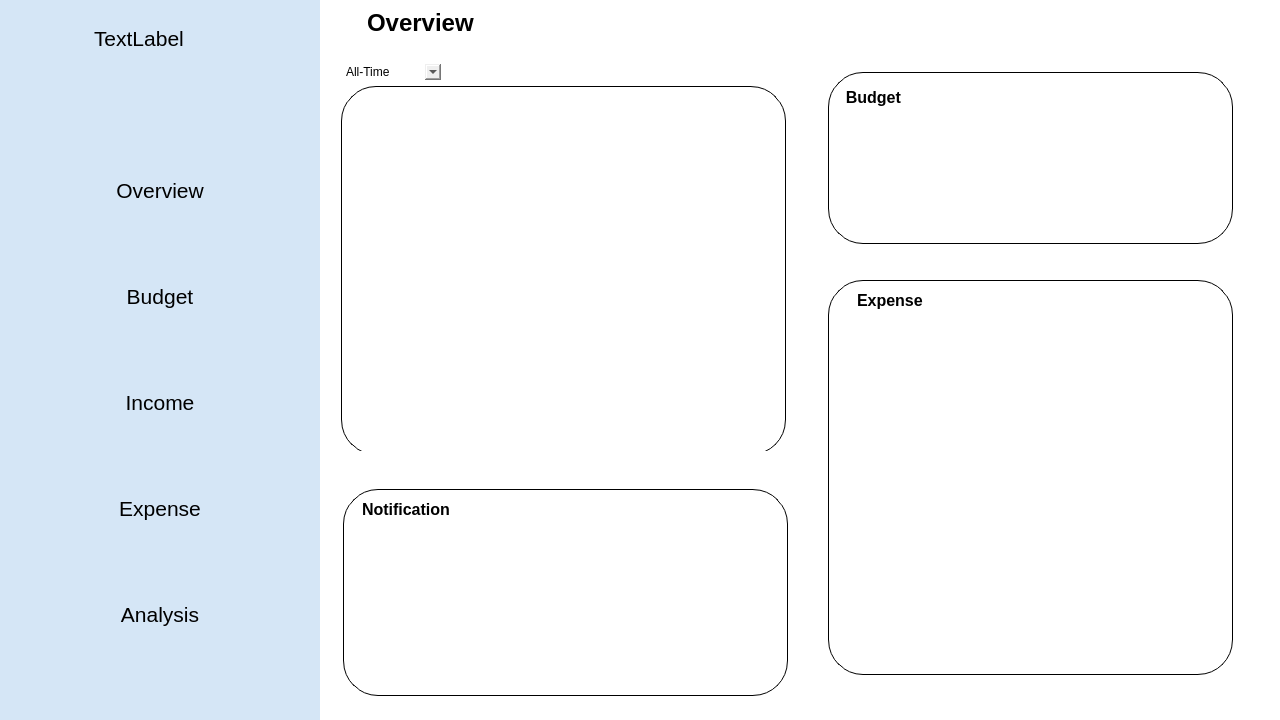
This is moneyapp/ui/raw/Mono.ui in nemo984/money-app as Qt 5 draws it before an edit. The edited form follows.
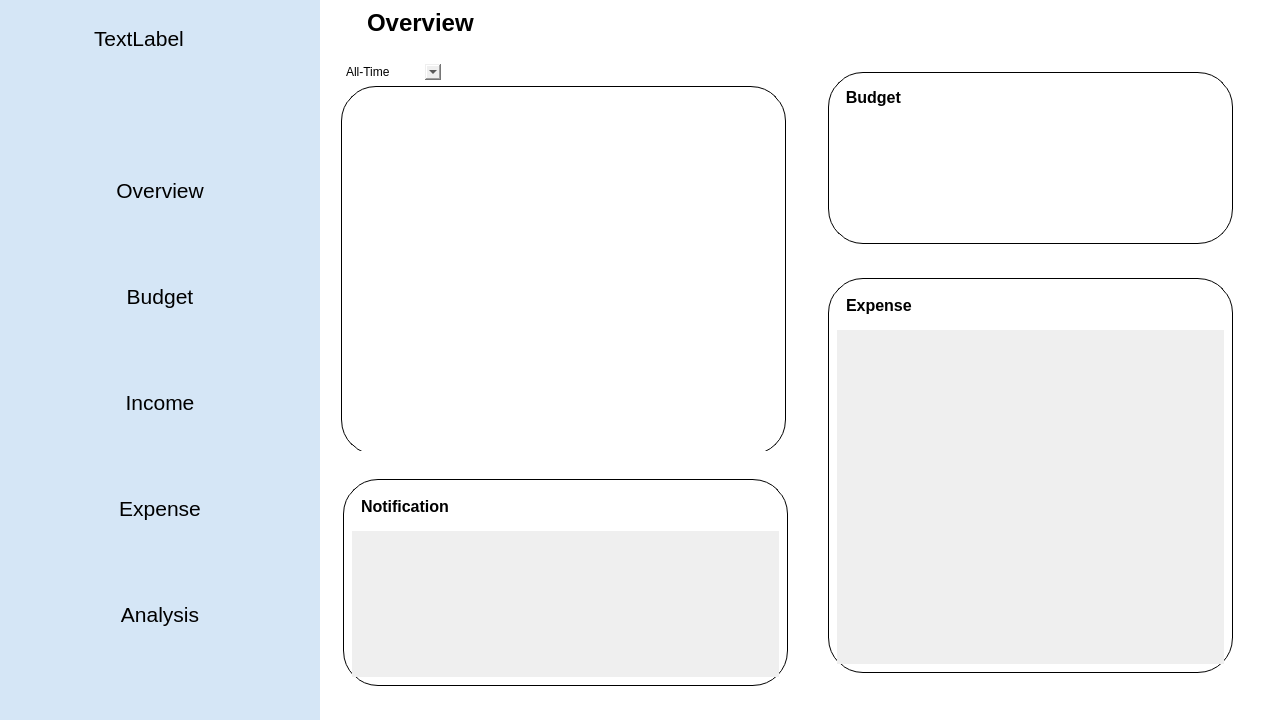
This is the edited form. Icons and pictures are not drawn.

The edit to the form file:
```diff
--- a/moneyapp/ui/raw/Mono.ui
+++ b/moneyapp/ui/raw/Mono.ui
@@ -587,9 +587,9 @@
            <property name="geometry">
             <rect>
              <x>3</x>
-             <y>411</y>
-             <width>481</width>
-             <height>239</height>
+             <y>409</y>
+             <width>465</width>
+             <height>231</height>
             </rect>
            </property>
            <property name="sizePolicy">
@@ -648,15 +648,9 @@
                 <height>207</height>
                </size>
               </property>
+              <layout class="QVBoxLayout" name="verticalLayout_41">
+               <item>
               <widget class="QFrame" name="frame_8">
-               <property name="geometry">
-                <rect>
-                 <x>10</x>
-                 <y>0</y>
-                 <width>141</width>
-                 <height>41</height>
-                </rect>
-               </property>
                <property name="font">
                 <font>
                  <pointsize>12</pointsize>
@@ -685,6 +679,35 @@
                 </item>
                </layout>
               </widget>
+               </item>
+               <item>
+                <widget class="QScrollArea" name="scrollArea_7">
+                 <property name="widgetResizable">
+                  <bool>true</bool>
+                 </property>
+                 <widget class="QWidget" name="scrollAreaWidgetContents_7">
+                  <property name="geometry">
+                   <rect>
+                    <x>0</x>
+                    <y>0</y>
+                    <width>427</width>
+                    <height>143</height>
+                   </rect>
+                  </property>
+                  <widget class="QWidget" name="notification_list" native="true">
+                   <property name="geometry">
+                    <rect>
+                     <x>0</x>
+                     <y>0</y>
+                     <width>421</width>
+                     <height>131</height>
+                    </rect>
+                   </property>
+                  </widget>
+                 </widget>
+                </widget>
+               </item>
+              </layout>
              </widget>
             </item>
            </layout>
@@ -694,8 +717,8 @@
             <rect>
              <x>490</x>
              <y>214</y>
-             <width>455</width>
-             <height>436</height>
+             <width>441</width>
+             <height>431</height>
             </rect>
            </property>
            <property name="sizePolicy">
@@ -714,7 +737,7 @@
             <item>
              <widget class="QWidget" name="widget_4" native="true">
               <layout class="QVBoxLayout" name="verticalLayout_4">
-               <item>
+               <item alignment="Qt::AlignBottom">
                 <widget class="QWidget" name="Expanse_widdget" native="true">
                  <property name="minimumSize">
                   <size>
@@ -728,15 +751,9 @@
                    <height>395</height>
                   </size>
                  </property>
+                 <layout class="QVBoxLayout" name="verticalLayout_18">
+                  <item>
                  <widget class="QFrame" name="frame_7">
-                  <property name="geometry">
-                   <rect>
-                    <x>20</x>
-                    <y>0</y>
-                    <width>111</width>
-                    <height>41</height>
-                   </rect>
-                  </property>
                   <property name="frameShape">
                    <enum>QFrame::StyledPanel</enum>
                   </property>
@@ -759,6 +776,25 @@
                    </item>
                   </layout>
                  </widget>
+                  </item>
+                  <item>
+                   <widget class="QScrollArea" name="scrollArea_6">
+                    <property name="widgetResizable">
+                     <bool>true</bool>
+                    </property>
+                    <widget class="QWidget" name="scrollAreaWidgetContents_6">
+                     <property name="geometry">
+                      <rect>
+                       <x>0</x>
+                       <y>0</y>
+                       <width>387</width>
+                       <height>331</height>
+                      </rect>
+                     </property>
+                    </widget>
+                   </widget>
+                  </item>
+                 </layout>
                 </widget>
                </item>
               </layout>
```
Left out of the diff: 18 changed lines with no effect on the pictures. Lines whose indentation alone changed are shown as unchanged.
